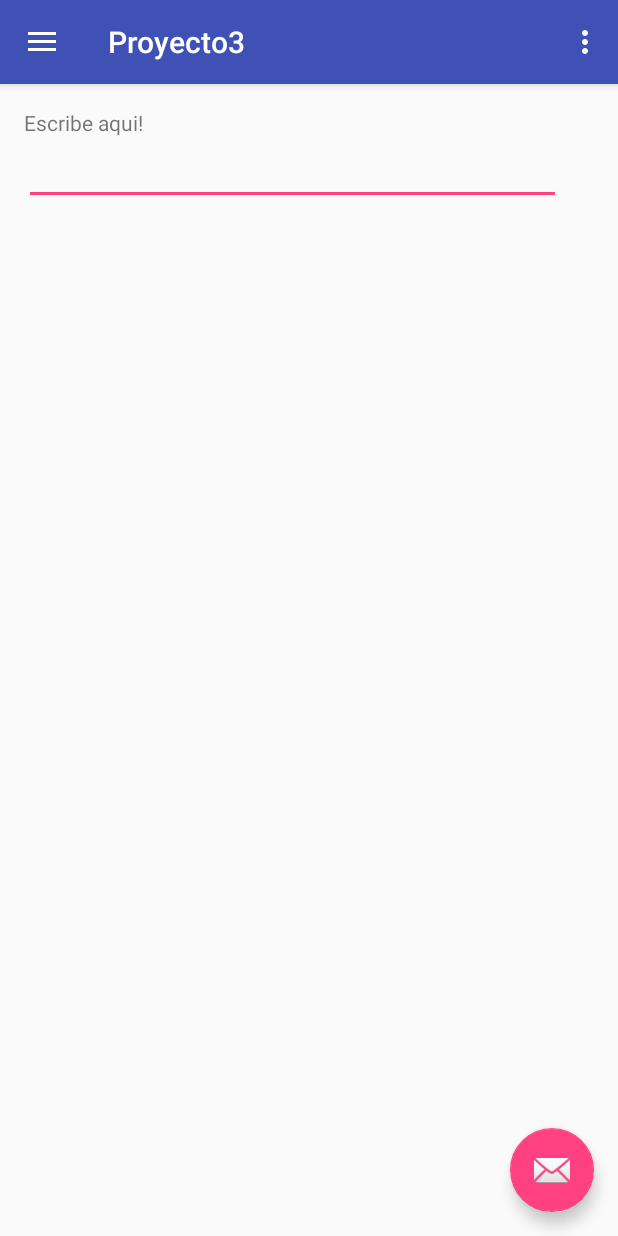
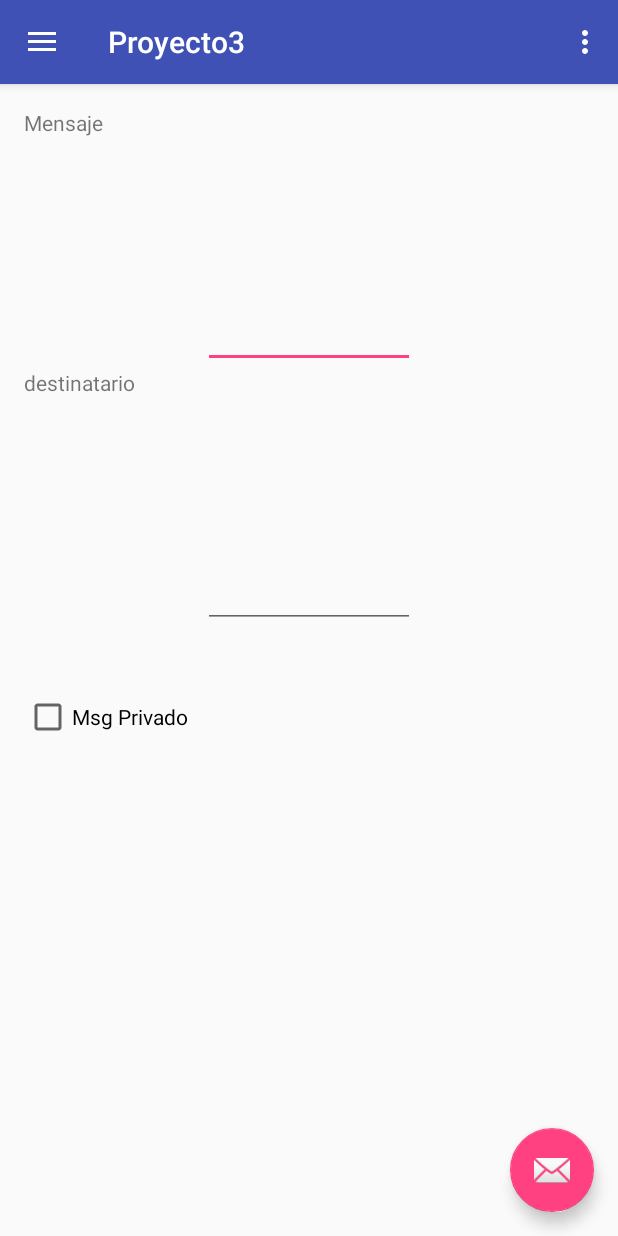
Before and after one commit to amartinezdasilva/Proyecto3, an Android app: the screen it shows after launch (MainActivity), on a phone screen of 412 x 824 dp. Run offline under Robolectric (Android 15) with nearby library versions, the phone set to English and light mode, and no system bars; libraries missing offline, so code that uses them is left out: org.java_websocket.client, org.java_websocket.drafts, org.java_websocket.handshake; 2 statements that could not run were skipped.

Commit message:
proyecto acabado

```diff
--- a/app/src/main/java/com/example/aaron/proyecto3/MainActivity.java
+++ b/app/src/main/java/com/example/aaron/proyecto3/MainActivity.java
@@ -1,6 +1,7 @@
 package com.example.aaron.proyecto3;
 
 import android.Manifest;
+import android.content.DialogInterface;
 import android.content.pm.PackageManager;
 import android.os.Build;
 import android.os.Bundle;
@@ -8,6 +9,7 @@ import android.support.design.widget.FloatingActionButton;
 import android.support.design.widget.Snackbar;
 import android.support.v4.app.ActivityCompat;
 import android.support.v4.content.ContextCompat;
+import android.support.v7.app.AlertDialog;
 import android.util.Log;
 import android.view.View;
 import android.support.design.widget.NavigationView;
@@ -18,6 +20,7 @@ import android.support.v7.app.AppCompatActivity;
 import android.support.v7.widget.Toolbar;
 import android.view.Menu;
 import android.view.MenuItem;
+import android.widget.CheckBox;
 import android.widget.EditText;
 import android.widget.TextView;
 import android.widget.Toast;
@@ -27,6 +30,8 @@ import com.example.aaron.proyecto3.R;
 import org.java_websocket.client.WebSocketClient;
 import org.java_websocket.drafts.Draft_17;
 import org.java_websocket.handshake.ServerHandshake;
+import org.json.JSONException;
+import org.json.JSONObject;
 
 import java.net.URI;
 import java.net.URISyntaxException;
@@ -35,7 +40,8 @@ import java.util.Map;
 
 public class MainActivity extends AppCompatActivity
         implements NavigationView.OnNavigationItemSelectedListener {
-
+    JSONObject clienteJS, jsonm;
+    public static String usuario;
     private WebSocketClient mWebSocketClient;
 
     private static final int MY_PERMISSIONS_REQUEST_INTERNET=1;
@@ -113,9 +119,35 @@ public class MainActivity extends AppCompatActivity
 
         if (id == R.id.nav_camera) {
             // Handle the camera action
-        } else if (id == R.id.nav_gallery) {
+        } else if (id == R.id.user) {
+            AlertDialog.Builder alert= new AlertDialog.Builder(this);
+            final EditText usern=new EditText(this);
+            usern.setSingleLine();
+            usern.setPadding(50,0,50,0);
+            alert.setTitle("USERNAME");alert.setMessage("Introduzca su nombre de usuario");alert.setView(usern);
+            alert.setPositiveButton("Aceptar", new DialogInterface.OnClickListener() {
+                @Override
+                public void onClick(DialogInterface dialogInterface, int i) {
+                 usuario=usern.getText().toString();
+                }
+            });
+            alert.create();
+            alert.show();
 
-        } else if (id == R.id.nav_slideshow) {
+
+        } else if (id == R.id.conexion) {
+                if(usuario==null){
+                AlertDialog.Builder alertC=new AlertDialog.Builder(this);
+                alertC.setTitle("USERNAME necesario");alertC.setMessage("Necesitamos saber tu nombre de usuario para conectarte ");
+                alertC.setPositiveButton("Aceptar",null);
+                alertC.create();
+                alertC.show();
+
+            }else{
+                connectWebSocket();
+
+            }
+
 
         } else if (id == R.id.nav_manage) {
 
@@ -147,7 +179,8 @@ public class MainActivity extends AppCompatActivity
             @Override
             public void onOpen(ServerHandshake serverHandshake) {
                 Log.i("Websocket", "Opened");
-                mWebSocketClient.send("Hello from " + Build.MANUFACTURER + " " + Build.MODEL);
+
+                mWebSocketClient.send("{\"id\":\"" + usuario + "\"}");   clienteJS = new JSONObject();
             }
 
             @Override
@@ -157,7 +190,29 @@ public class MainActivity extends AppCompatActivity
                     @Override
                     public void run() {
                         TextView textView = (TextView)findViewById(R.id.textView);
-                        textView.setText(textView.getText() + "\n" + message);
+
+                        String nick;
+                        String mens;
+                        String destino;
+                        int priv;
+                       try {
+                            clienteJS = new JSONObject(message);
+                            nick= clienteJS.getString("id");
+                            mens = clienteJS.getString("mensaje");
+                            destino= clienteJS.getString("destino");
+                            priv= clienteJS.getInt("Privado");
+
+                            if(priv==1){
+                                if(destino.equals(usuario)){
+                                    textView.setText(textView.getText() + "\n" + nick+ "\n" + mens);
+                                }
+
+                            }
+                        } catch (JSONException e) {
+                           textView.setText(textView.getText() + "\n" + message);
+                        }
+
+
                     }
                 });
             }
@@ -177,8 +232,32 @@ public class MainActivity extends AppCompatActivity
 
     }
     public void sendMessage() {
-        EditText editText = (EditText)findViewById(R.id.message);
-        mWebSocketClient.send(editText.getText().toString());
-        editText.setText("");
+        EditText mens = (EditText)findViewById(R.id.message);
+        EditText destino = (EditText)findViewById(R.id.destino);
+        CheckBox checkBox = (CheckBox)findViewById(R.id.priv);
+
+        int priv;
+
+        String destin = destino.getText().toString();
+        String men = mens.getText().toString();
+        if(checkBox.isChecked()) {
+           priv=1 ;
+        }else{
+            priv = 0;
+        }
+        jsonm = new JSONObject();
+        try {
+            clienteJS.put("id",usuario);
+            clienteJS.put("msg",mens);
+            clienteJS.put("esPrivado",priv);
+            clienteJS.put("dst",destino);
+
+
+        } catch (JSONException e) {
+            e.printStackTrace();
+        }
+        mWebSocketClient.send(jsonm.toString());
+
+
     }
 }
--- a/app/src/main/res/layout/content_main.xml
+++ b/app/src/main/res/layout/content_main.xml
@@ -16,19 +16,48 @@
 
 
     <TextView
-        android:layout_width="match_parent"
-        android:layout_height="wrap_content"
-        android:text="Escribe aqui!"
-        android:id="@+id/texto" />
+        android:layout_width="120dp"
+        android:layout_height="30dp"
+        android:id="@+id/textoMensaje"
+        android:layout_weight="0.01"
+        android:text="Mensaje" />
 
     <EditText
-            android:layout_width="match_parent"
-            android:layout_height="wrap_content"
-            android:text=""
-            android:ems="10"
-            android:layout_alignBottom="@+id/texto"
-            android:layout_alignParentEnd="true"
-            android:layout_marginEnd="22dp"
-            android:id="@+id/message" />
+        android:layout_width="141dp"
+        android:layout_height="wrap_content"
+        android:id="@+id/message"
+        android:layout_gravity="center_horizontal" />
+
+    <TextView
+        android:layout_width="120dp"
+        android:layout_height="30dp"
+        android:text="@string/destinatario"
+        android:id="@+id/textdestino"
+        android:layout_weight="0.01" />
+
+
+    <EditText
+        android:layout_width="141dp"
+        android:layout_height="wrap_content"
+        android:layout_gravity="center_horizontal"
+        android:id="@+id/destino" />
+
+    <CheckBox
+        android:layout_width="130dp"
+        android:layout_height="wrap_content"
+        android:text="Msg Privado"
+        android:id="@+id/priv"
+        android:checked="false"
+        android:layout_below="@+id/destino"
+        android:layout_marginTop="43dp"
+        android:layout_toStartOf="@+id/destino" />
+
+    <TextView
+        android:layout_width="272dp"
+        android:layout_height="wrap_content"
+        android:id="@+id/textmensaje"
+        android:layout_weight="0.03" />
+
+
 
 </LinearLayout>
--- a/app/src/main/res/menu/activity_main_drawer.xml
+++ b/app/src/main/res/menu/activity_main_drawer.xml
@@ -7,13 +7,13 @@
             android:icon="@drawable/ic_menu_camera"
             android:title="Import" />
         <item
-            android:id="@+id/nav_gallery"
-            android:icon="@drawable/ic_menu_gallery"
-            android:title="Gallery" />
+            android:id="@+id/user"
+            android:icon="@drawable/ic_menu_send"
+            android:title="UserName" />
         <item
-            android:id="@+id/nav_slideshow"
+            android:id="@+id/conexion"
             android:icon="@drawable/ic_menu_slideshow"
-            android:title="Slideshow" />
+            android:title="Conectate" />
         <item
             android:id="@+id/nav_manage"
             android:icon="@drawable/ic_menu_manage"
--- a/app/src/main/res/values/strings.xml
+++ b/app/src/main/res/values/strings.xml
@@ -5,4 +5,5 @@
     <string name="navigation_drawer_close">Close navigation drawer</string>
 
     <string name="action_settings">Settings</string>
+    <string name="destinatario">destinatario</string>
 </resources>
```
